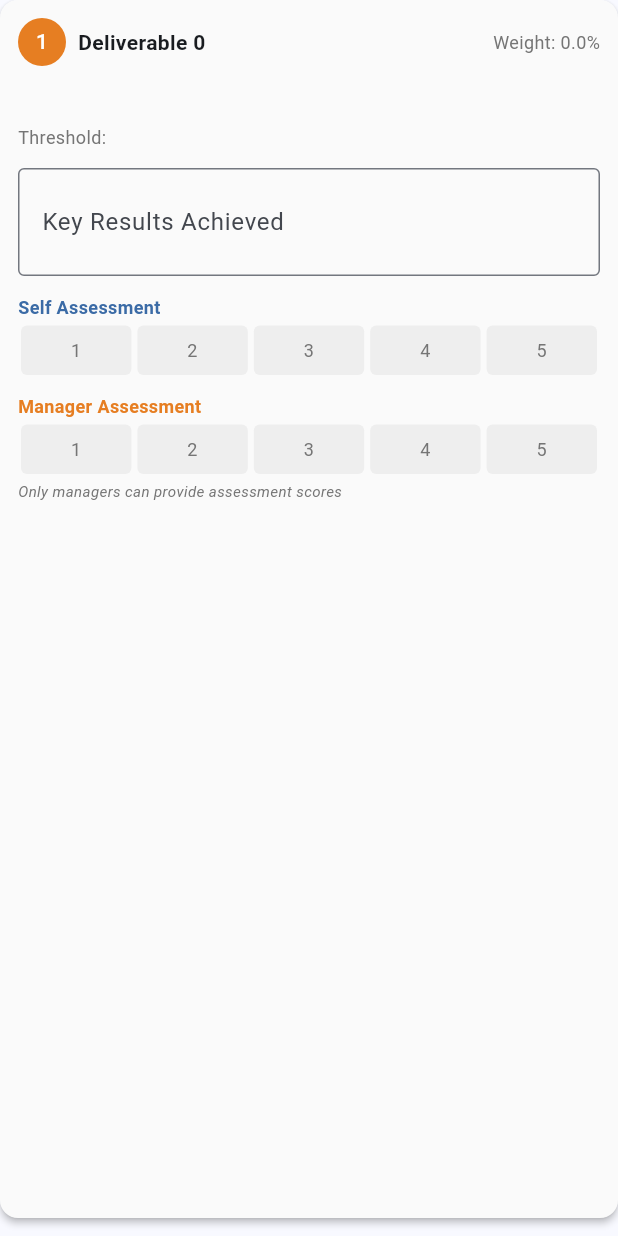
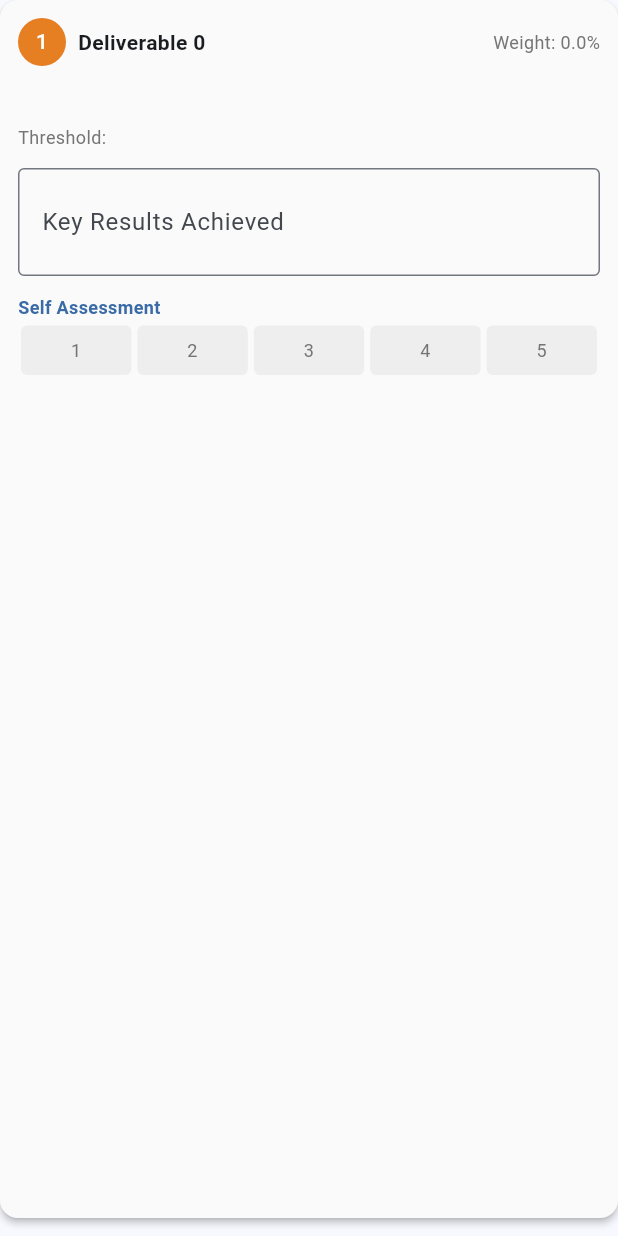
Before and after one commit to Roskobby/GPMS-Performance-Management-System, a Flutter app: the _DeliverableReviewItem widget shown alone on an empty page, opened directly with empty values, on a phone screen of 412 x 824 dp. Run offline on Flutter 3.47's test engine with Material 3 defaults, Android fonts, the phone set to English and light mode, and no system bars; our stand-ins replace csv, file_picker, hive, hive_flutter; missing offline and left inert: dart:html; accounts and stored records are empty.

Commit message:
feat: hide-manager-sections-for-employees
Co-authored-by: Roskobby <34597100+Roskobby@users.noreply.github.com>

```diff
--- a/lib/screens/kpi_review_screen.dart
+++ b/lib/screens/kpi_review_screen.dart
@@ -398,6 +398,7 @@ class _KPIReviewScreenState extends State<KPIReviewScreen> {
                               ),
                             ],
                           ),
+                          if (_isManager) ...[
                             const SizedBox(
                               height: 40,
                               child: VerticalDivider(color: Colors.white30, thickness: 2),
@@ -419,6 +420,7 @@ class _KPIReviewScreenState extends State<KPIReviewScreen> {
                                 ),
                               ],
                             ),
+                          ],
                         ],
                       ),
                     ],
@@ -677,6 +679,7 @@ class _DeliverableReviewItemState extends State<_DeliverableReviewItem> {
               }),
             ),
             const SizedBox(height: 12),
+            if (widget.isManager) ...[
               const Text(
                 'Manager Assessment',
                 style: TextStyle(fontSize: 12, fontWeight: FontWeight.bold, color: Color(0xFFE67E22)),
@@ -715,18 +718,7 @@ class _DeliverableReviewItemState extends State<_DeliverableReviewItem> {
                   );
                 }),
               ),
-            if (!widget.isManager)
-              Padding(
-                padding: const EdgeInsets.only(top: 4),
-                child: Text(
-                  'Only managers can provide assessment scores',
-                  style: TextStyle(
-                    fontSize: 10,
-                    fontStyle: FontStyle.italic,
-                    color: Colors.grey.shade600,
-                  ),
-                ),
-              ),
+            ],
           ],
         ),
       ),
```
Also changed, not shown: lib/screens/behavioral_assessment_screen.dart (+9 -33 lines). Lines whose indentation alone changed are shown as unchanged.
